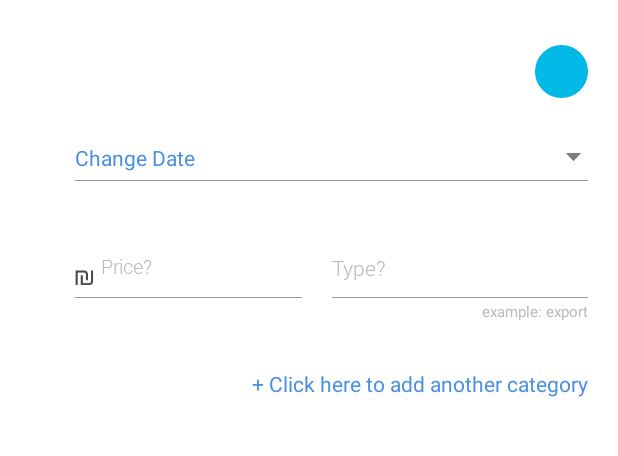
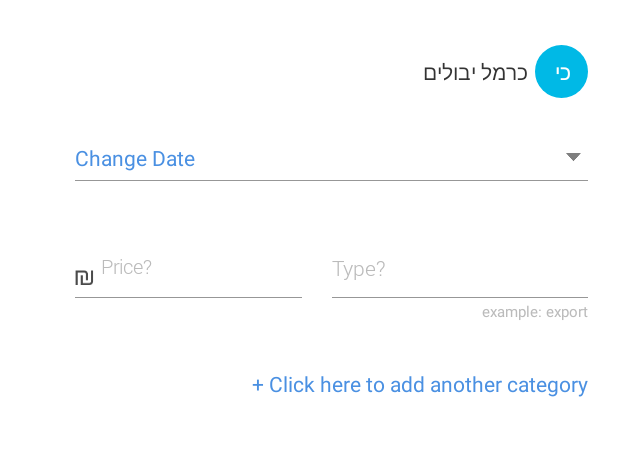
Before and after one commit to thinkmobiles/FarmersApp_Android, an Android app: the AddPriceActivity screen opened directly, with no data from a screen before it, on a phone screen of 412 x 824 dp, the part 84-540 px from its top. Run offline under Robolectric (Android 15) with nearby library versions, the phone set to English and light mode, and no system bars; our stand-ins replace ButterKnife, Picasso; libraries missing offline, so code that uses them is left out: com.crashlytics.android, com.facebook, com.vincentbrison.openlibraries, io.fabric.sdk, jp.wasabeef.picasso; pictures from the network do not load; Roboto replaces fonts that are not available here; 5 statements that could not run were skipped.

```diff
--- a/app/src/main/java/com/farmers/underground/remote/services/MarketeerService.java
+++ b/app/src/main/java/com/farmers/underground/remote/services/MarketeerService.java
@@ -20,8 +20,8 @@ public interface MarketeerService {
     @GET("marketeers")
     Call<ArrayList<String>> getMarketterList();
 
-    @GET("marketeers")
-    Call<MarketeerBase> getMarketeerBySession(); //todo
+    @GET("marketeers/bySession")
+    Call<MarketeerBase> getMarketeerBySession();
 
     @FormUrlEncoded
     @POST("marketeers")
--- a/app/src/main/java/com/farmers/underground/ui/activities/AddPriceActivity.java
+++ b/app/src/main/java/com/farmers/underground/ui/activities/AddPriceActivity.java
@@ -11,16 +11,19 @@ import android.graphics.drawable.Drawable;
 import android.os.Bundle;
 import android.support.annotation.NonNull;
 import android.support.v7.widget.Toolbar;
+import android.text.TextUtils;
 import android.view.Menu;
 import android.view.MenuInflater;
 import android.view.MenuItem;
 import android.view.View;
 import android.widget.DatePicker;
 import android.widget.ImageView;
+import android.widget.TextView;
 import android.widget.Toast;
 import butterknife.Bind;
 import butterknife.ButterKnife;
 import com.farmers.underground.R;
+import com.farmers.underground.config.ApiConstants;
 import com.farmers.underground.config.ProjectConstants;
 import com.farmers.underground.remote.models.LastCropPricesModel;
 import com.farmers.underground.ui.base.BaseActivity;
@@ -107,6 +110,9 @@ public class AddPriceActivity extends BaseActivity implements DatePickerDialog.O
         mCropModel = gson.fromJson(getIntent().getStringExtra(ProjectConstants.KEY_DATA), LastCropPricesModel.class);
         if (mCropModel == null)
             throw new IllegalAccessError("Create this activity with start(Context, CropModel) " + "method only!");
+        else {
+            ((TextView) toolbar.findViewById(R.id.toolbar_title)).setText(mCropModel.displayName);
+        }
     }
 
     public void setOnChangeDateListener(OnChangeDateListener onChangeDateListener) {
@@ -167,7 +173,11 @@ public class AddPriceActivity extends BaseActivity implements DatePickerDialog.O
 
             }
         };
-        Picasso.with(this).load(mCropModel.image).transform(new CropCircleTransformation()).into(target);
+        Picasso.with(this)
+                .load(mCropModel.image)
+                .transform(new CropCircleTransformation())
+                .error(R.drawable.bitmap)
+                .into(target);
         return super.onPrepareOptionsMenu(menu);
     }
 
--- a/app/src/main/java/com/farmers/underground/ui/activities/MainActivity.java
+++ b/app/src/main/java/com/farmers/underground/ui/activities/MainActivity.java
@@ -389,6 +389,8 @@ public class MainActivity extends BaseActivity implements DrawerAdapter.DrawerCa
         FarmersApp.getInstance().getUserProfileAsync(null);
         final UserProfile user = FarmersApp.getInstance().getCurrentUser();
 
+        FarmersApp.getInstance().getMarketerBySession(); //getting of target marketer
+
         /*if (user != null && (!(user.hasMarketir() || user.isNewMarketeer()))) {
             drawerItemList.add(new DrawerItem(R.drawable.ic_drawer_invite_friends, R.string.drawer_content_5));
         } else {
--- a/app/src/main/java/com/farmers/underground/ui/utils/StringFormaterUtil.java
+++ b/app/src/main/java/com/farmers/underground/ui/utils/StringFormaterUtil.java
@@ -19,6 +19,6 @@ public class StringFormaterUtil {
     }
 
     public static String getLettersForLogo(String name){
-        return name.substring(name.length()-1, name.length());
+        return name.substring(0, 2);
     }
 }
--- a/app/src/main/res/layout/toolbar_layout.xml
+++ b/app/src/main/res/layout/toolbar_layout.xml
@@ -1,58 +1,57 @@
 <?xml version="1.0" encoding="utf-8"?>
-<android.support.v7.widget.Toolbar
-        xmlns:android="http://schemas.android.com/apk/res/android"
+<android.support.v7.widget.Toolbar xmlns:android="http://schemas.android.com/apk/res/android"
     xmlns:custom="http://schemas.android.com/apk/res-auto"
     android:id="@+id/toolbar"
     android:layout_width="match_parent"
     android:layout_height="?actionBarSize"
-        android:fitsSystemWindows="true"
     android:background="@color/aqua"
-        >
+    android:fitsSystemWindows="true">
+
     <Spinner
+        android:id="@+id/spinner_TB"
+        style="@style/spinner_style"
         android:layout_width="wrap_content"
         android:layout_height="wrap_content"
-            android:id="@+id/spinner_TB"
-            style="@style/spinner_style"
+        android:background="@null"
         android:gravity="left"
-            android:visibility="gone"
-            android:background="@null"/>
+        android:visibility="gone" />
+
     <com.farmers.underground.ui.custom_views.CustomSearchView
         android:id="@+id/searchView"
         android:layout_width="wrap_content"
         android:layout_height="wrap_content"
         android:layout_gravity="left"
-            android:visibility="gone"
-            />
+        android:visibility="gone" />
+
     <ImageView
         android:id="@+id/action_calendar"
         android:layout_width="wrap_content"
         android:layout_height="?actionBarSize"
-            android:src="@drawable/ic_toolbar_calendar"
         android:layout_gravity="left"
         android:clickable="true"
-            android:visibility="gone"
-            />
+        android:src="@drawable/ic_toolbar_calendar"
+        android:visibility="gone" />
+
     <ImageView
         android:id="@+id/action_done"
         android:layout_width="wrap_content"
         android:layout_height="?actionBarSize"
-            android:src="@drawable/ic_done_noactive"
         android:layout_gravity="left"
         android:clickable="true"
-            android:visibility="gone"
-            />
+        android:src="@drawable/ic_done_noactive"
+        android:visibility="gone" />
 
     <com.farmers.underground.ui.custom_views.CustomTextView
+        android:id="@+id/toolbar_title"
         android:layout_width="wrap_content"
         android:layout_height="wrap_content"
         android:layout_gravity="right"
-            android:text="@string/app_name"
-            android:textSize="@dimen/toolbar_text_size"
-            android:textColor="#fff"
-            custom:customFont="bold"
         android:gravity="top"
         android:paddingBottom="@dimen/padding_margin_default_tiny"
-            />
+        android:text="@string/app_name"
+        android:textColor="#fff"
+        android:textSize="@dimen/toolbar_text_size"
+        custom:customFont="bold" />
 
 
 </android.support.v7.widget.Toolbar>
```
Also changed, not shown: app/src/main/java/com/farmers/underground/FarmersApp.java (+25 -0 lines), app/src/main/java/com/farmers/underground/remote/models/base/MarketeerBase.java (+36 -0 lines), app/src/main/java/com/farmers/underground/ui/activities/LoginSignUpActivity.java (+8 -3 lines), app/src/main/java/com/farmers/underground/ui/fragments/AddPriceFragment.java (+5 -3 lines), app/src/main/java/com/farmers/underground/ui/fragments/SelectMarketerFragment.java (+7 -2 lines), app/src/main/res/layout/fragment_after_reg_b.xml (+8 -6 lines). Lines whose indentation alone changed are shown as unchanged.
